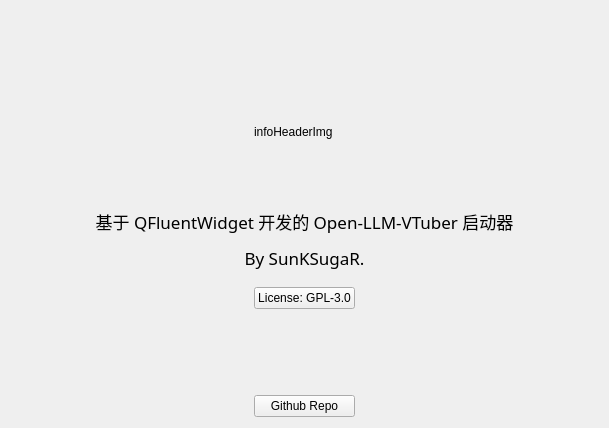
Old version of the form launcher/interfaces/ui/Info.ui in the repository Stewitch/LiZhen.
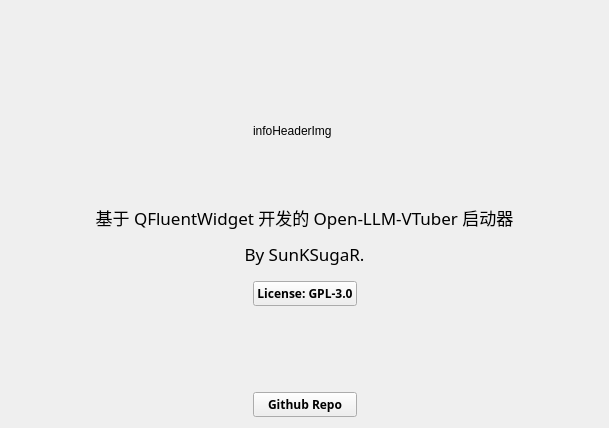
New version of the form. Custom widgets are drawn as their Qt base class.

```diff
--- a/launcher/interfaces/ui/Info.ui
+++ b/launcher/interfaces/ui/Info.ui
@@ -71,6 +71,12 @@
    </item>
    <item row="9" column="2">
     <widget class="HyperlinkButton" name="toGithub">
+     <property name="font">
+      <font>
+       <family>阿里巴巴普惠体 R</family>
+       <bold>true</bold>
+      </font>
+     </property>
      <property name="text">
       <string>Github Repo</string>
      </property>
@@ -96,7 +102,7 @@
     <widget class="DisplayLabel" name="authorInfo">
      <property name="font">
       <font>
-       <family>Gabriola</family>
+       <family>阿里巴巴普惠体 R</family>
        <pointsize>13</pointsize>
        <bold>false</bold>
       </font>
@@ -156,6 +162,12 @@
    </item>
    <item row="4" column="2">
     <widget class="HyperlinkButton" name="toLicense">
+     <property name="font">
+      <font>
+       <family>阿里巴巴普惠体 R</family>
+       <bold>true</bold>
+      </font>
+     </property>
      <property name="text">
       <string>License: GPL-3.0</string>
      </property>
```
